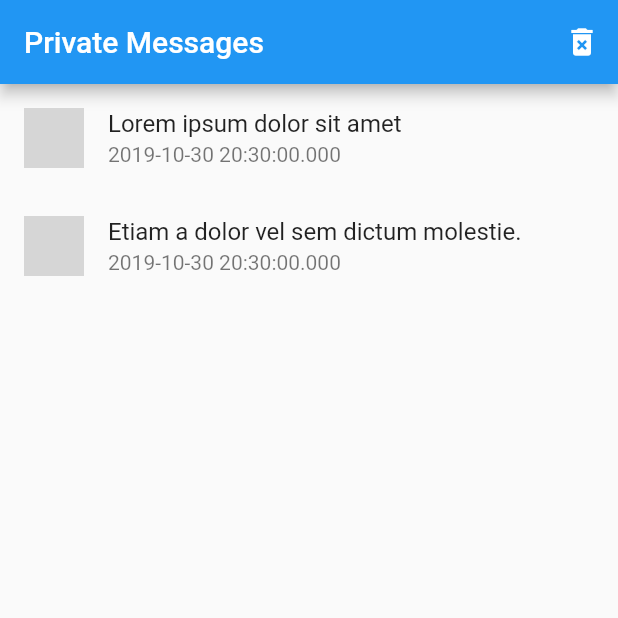
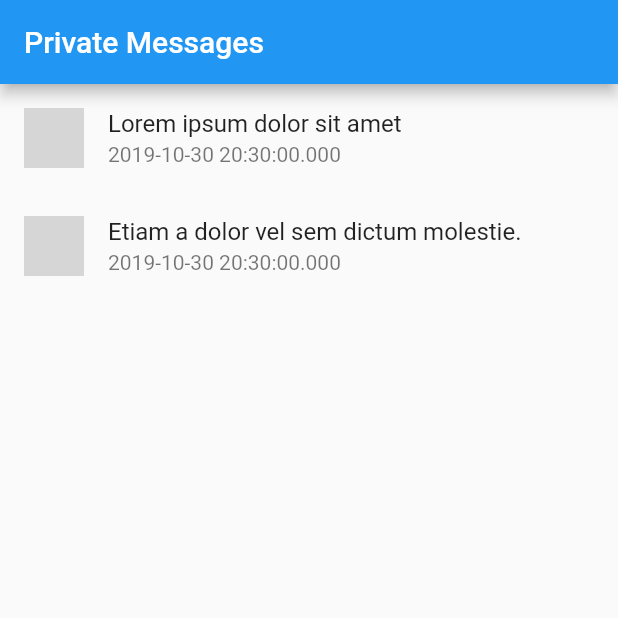
Before and after one commit to hucancode/FlutterStoryViewer, a Flutter app: the screen it shows after launch, item 2 of the bottom bar chosen, on a phone screen of 412 x 824 dp, the top half of it. Run offline on Flutter 3.47's test engine with Material 2 defaults, Android fonts, the phone set to English and light mode, and no system bars; drawn by our look-alikes of flutter_slidable; network calls fail; grey boxes are pictures that could not be loaded.

Commit message:
message select/delete

```diff
--- a/lib/screens/home.dart
+++ b/lib/screens/home.dart
@@ -50,6 +50,7 @@ class HomePageState extends State<HomePage> {
   void deleteSelected() {
     listRef.currentState?.deleteSelected();
   }
+
   void deselectAll()
   {
     listRef.currentState?.exitMultiSelect();
@@ -180,7 +181,9 @@ class HomePageState extends State<HomePage> {
         return MessageList(key: listRef,
         initialMessages: snapshot.data,
         onSelectionCountChanged: (count) {
-          showSelectionControl = count != 0;
+          setState(() {
+            showSelectionControl = count != 0;
+          });
         });
       },
     );
--- a/lib/screens/private_messages.dart
+++ b/lib/screens/private_messages.dart
@@ -10,6 +10,7 @@ class PrivateMessages extends StatefulWidget {
 
 class PrivateMessagesState extends State<PrivateMessages> {
   final GlobalKey<MessageListState> listRef = GlobalKey();
+  bool showSelectionControl = false;
 
   static RectTween customTween(Rect? begin, Rect? end) {
     return MaterialRectCenterArcTween(begin: begin, end: end);
@@ -33,8 +34,13 @@ class PrivateMessagesState extends State<PrivateMessages> {
     return List<Message>.from(it.map((model) => Message.fromJson(model)));
   }
 
-  void toggleDeleteButton() {
-    //listRef.currentState.toggleDeleteButton();
+  void deleteSelected() {
+    listRef.currentState?.deleteSelected();
+  }
+
+  void deselectAll()
+  {
+    listRef.currentState?.exitMultiSelect();
   }
 
   @override
@@ -43,9 +49,19 @@ class PrivateMessagesState extends State<PrivateMessages> {
       appBar: AppBar(
         title: Text("Private Messages"),
         actions: <Widget>[
-          IconButton(
-            icon: Icon(Icons.delete_forever),
-            onPressed: toggleDeleteButton,
+          Visibility(
+            visible: showSelectionControl,
+            child: IconButton(
+              icon: Icon(Icons.undo),
+              onPressed: deselectAll,
+            )
+          ),
+          Visibility(
+            visible: showSelectionControl,
+            child: IconButton(
+              icon: Icon(Icons.delete),
+              onPressed: deleteSelected,
+            )
           ),
         ],
       ),
@@ -74,7 +90,15 @@ class PrivateMessagesState extends State<PrivateMessages> {
             ),
           );
         }
-        return MessageList(key: listRef, initialMessages: snapshot.data);
+        return MessageList(key: listRef,
+          initialMessages: snapshot.data,
+          onSelectionCountChanged: (count) {
+            setState(() {
+              print("onSelectionCountChanged "+count.toString());
+              showSelectionControl = count != 0;
+            });
+          },
+        );
       },
     );
   }
--- a/lib/widgets/message_list.dart
+++ b/lib/widgets/message_list.dart
@@ -15,7 +15,6 @@ typedef SelectionCountCallback = void Function(int);
 
 class MessageList extends StatefulWidget {
   final List<Message>? initialMessages;
-
   final SelectionCountCallback? onSelectionCountChanged;
 
   MessageList({
@@ -65,18 +64,21 @@ class MessageListState extends State<MessageList> {
   }
 
   void enterMultiSelect(int id) {
+    print('enterMultiSelect '+id.toString());
     final index = messages.indexWhere((u) => u.id == id);
     if(index >= 0)
     {
-      setState(() {
+      //setState(() {
         selectionCount = 1;
-      });
+        onSelectionCountChanged?.call(selectionCount);
+      //});
     }
   }
 
   void exitMultiSelect()
   {
     selectionCount = 0;
+    print('exitMultiSelect');
     onSelectionCountChanged?.call(selectionCount);
     setState(() {
       isSelected = List.filled(messages.length, false, growable: true);
@@ -86,6 +88,7 @@ class MessageListState extends State<MessageList> {
   void toggleSelect(int id)
   {
     final index = messages.indexWhere((u) => u.id == id);
+    print('toggleSelect '+ id.toString());
     if(index >= 0)
     {
       setState(() {
@@ -118,10 +121,10 @@ class MessageListState extends State<MessageList> {
   }
 
   void deleteMessage(int id) {
+    final index = messages.indexWhere((u) => u.id == id);
+    var message = messages.removeAt(index);
+    isSelected.removeAt(index);
     setState(() {
-      final index = messages.indexWhere((u) => u.id == id);
-      var message = messages.removeAt(index);
-      isSelected.removeAt(index);
       print("isSelected.length "+ isSelected.length.toString());
       listRef.currentState?.removeItem(
         index,
@@ -142,14 +145,19 @@ class MessageListState extends State<MessageList> {
     });
   }
 
+  void addToFavorite(int id) {
+    final index = messages.indexWhere((u) => u.id == id);
+    var message = messages.elementAt(index);
+
+  }
   Widget buildItem(int index, Message message, BuildContext context) {
     return Slidable(
       actionPane: SlidableDrawerActionPane(),
-      actionExtentRatio: 0.5,
+      actionExtentRatio: 0.25,
       child:
         ListTile(
           key: ValueKey<Message>(message),
-          selected: isSelected[index],
+          selected: index<isSelected.length?isSelected[index]:false,
           title: Text(message.title??"Untitled"),
           subtitle: Text(message.date.toString()),
           selectedTileColor: Colors.amber,
@@ -183,6 +191,12 @@ class MessageListState extends State<MessageList> {
             color: Colors.red,
             icon: Icons.delete,
             onTap: () => deleteMessage(message.id),
+          ),
+          IconSlideAction(
+            caption: 'Favorite',
+            color: Colors.amber,
+            icon: Icons.favorite,
+            onTap: () => addToFavorite(message.id),
           ),
         ],
       );
```
Also changed, not shown: lib/screens/profile.dart (+8 -6 lines).
